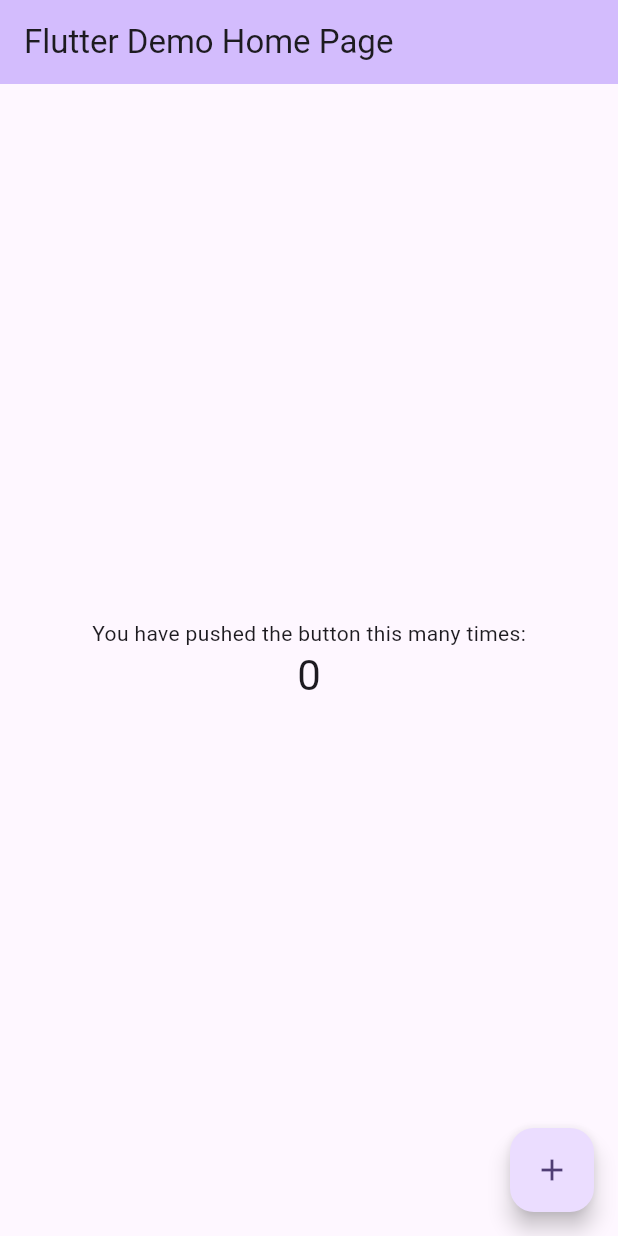
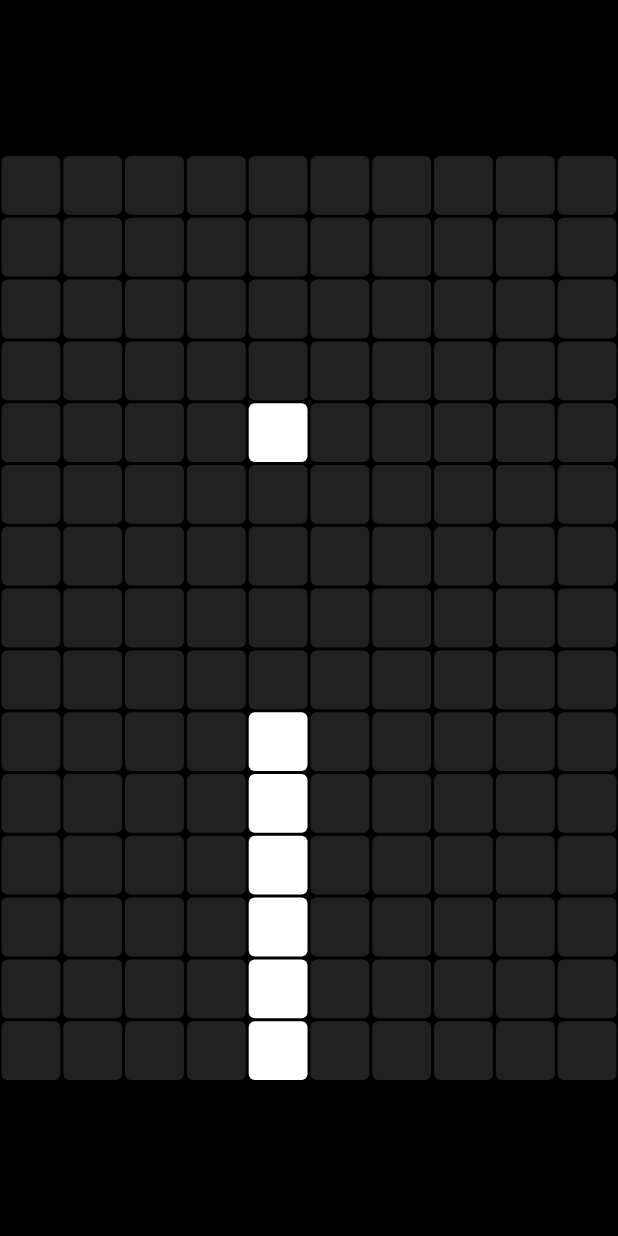
Before and after one commit to nmtsousa/blocks, a Flutter app: the screen it shows after launch, on a phone screen of 412 x 824 dp. Run offline on Flutter 3.47's test engine with Material 3 defaults, Android fonts, the phone set to English and light mode, and no system bars.

Commit message:
First iteration of UI, using a statefull widget for the game.

```diff
--- a/lib/game.dart
+++ b/lib/game.dart
@@ -4,6 +4,9 @@ enum GameState { running, gameOver }
 
 final class BoardState {
   final List<String> rows;
+
+  int get colCount => rows[0].length;
+  int get rowCount => rows.length;
 
   BoardState({required this.rows});
 }
--- /dev/null
+++ b/lib/game_ui.dart
@@ -0,0 +1,109 @@
+import 'dart:async';
+
+import 'package:blocks/game.dart';
+import 'package:blocks/piece.dart';
+import 'package:flutter/material.dart';
+
+class GameUI extends StatefulWidget {
+  const GameUI({super.key});
+
+  @override
+  State<GameUI> createState() => _GameUIState();
+}
+
+class _GameUIState extends State<GameUI> {
+  final Game _game = Game.empty(
+      _createPieceProvider(Piece([
+        PieceSprite(['P'])
+      ])),
+      10,
+      15);
+
+  @override
+  Widget build(BuildContext context) {
+    var boardState = _game.getBoardState();
+    var colCount = boardState.colCount;
+    var rowCount = boardState.rowCount;
+
+    List<Widget> rowList = [];
+    for (int row = 0; row < rowCount; row++) {
+      List<Widget> rowPixels = [];
+      for (int col = 0; col < colCount; col++) {
+        Color pixelColor = Colors.grey[900]!;
+
+        var pixelType = boardState.rows[row][col];
+        if (pixelType != ' ') {
+          pixelColor = Colors.white;
+        }
+
+        rowPixels.add(Flexible(
+          child: _Pixel(color: pixelColor),
+        ));
+      }
+      rowList.add(Flexible(
+        child: Row(children: rowPixels),
+      ));
+    }
+
+    return Scaffold(
+      backgroundColor: const Color.fromRGBO(0, 0, 0, 1),
+      body: Center(
+        child: AspectRatio(
+          aspectRatio: colCount / rowCount,
+          child: Column(
+            children: rowList,
+          ),
+        ),
+      ),
+    );
+  }
+
+  @override
+  void initState() {
+    super.initState();
+
+    startGame();
+  }
+
+  void startGame() {
+    Duration frameRate = const Duration(milliseconds: 100);
+    gameLoop(frameRate);
+  }
+
+  void gameLoop(Duration frameRate) {
+    Timer.periodic(
+      frameRate,
+      (timer) {
+        setState(() {
+          _game.tick();
+          if (_game.getState() == GameState.gameOver) {
+            timer.cancel();
+          }
+        });
+      },
+    );
+  }
+
+  static Iterable<Piece> _createPieceProvider(Piece piece) sync* {
+    while (true) {
+      yield piece;
+    }
+  }
+}
+
+class _Pixel extends StatelessWidget {
+  final Color color;
+
+  const _Pixel({required this.color});
+
+  @override
+  Widget build(BuildContext context) {
+    return Container(
+      decoration: BoxDecoration(
+        color: color,
+        borderRadius: BorderRadius.circular(4),
+      ),
+      margin: const EdgeInsets.all(1),
+    );
+  }
+}
--- a/lib/main.dart
+++ b/lib/main.dart
@@ -1,3 +1,4 @@
+import 'package:blocks/game_ui.dart';
 import 'package:flutter/material.dart';
 
 void main() {
@@ -7,119 +8,10 @@ void main() {
 class MyApp extends StatelessWidget {
   const MyApp({super.key});
 
-  // This widget is the root of your application.
   @override
   Widget build(BuildContext context) {
-    return MaterialApp(
-      title: 'Flutter Demo',
-      theme: ThemeData(
-        // This is the theme of your application.
-        //
-        // TRY THIS: Try running your application with "flutter run". You'll see
-        // the application has a purple toolbar. Then, without quitting the app,
-        // try changing the seedColor in the colorScheme below to Colors.green
-        // and then invoke "hot reload" (save your changes or press the "hot
-        // reload" button in a Flutter-supported IDE, or press "r" if you used
-        // the command line to start the app).
-        //
-        // Notice that the counter didn't reset back to zero; the application
-        // state is not lost during the reload. To reset the state, use hot
-        // restart instead.
-        //
-        // This works for code too, not just values: Most code changes can be
-        // tested with just a hot reload.
-        colorScheme: ColorScheme.fromSeed(seedColor: Colors.deepPurple),
-        useMaterial3: true,
-      ),
-      home: const MyHomePage(title: 'Flutter Demo Home Page'),
+    return const MaterialApp(
+      home: GameUI(),
     );
   }
 }
-
-class MyHomePage extends StatefulWidget {
-  const MyHomePage({super.key, required this.title});
-
-  // This widget is the home page of your application. It is stateful, meaning
-  // that it has a State object (defined below) that contains fields that affect
-  // how it looks.
-
-  // This class is the configuration for the state. It holds the values (in this
-  // case the title) provided by the parent (in this case the App widget) and
-  // used by the build method of the State. Fields in a Widget subclass are
-  // always marked "final".
-
-  final String title;
-
-  @override
-  State<MyHomePage> createState() => _MyHomePageState();
-}
-
-class _MyHomePageState extends State<MyHomePage> {
-  int _counter = 0;
-
-  void _incrementCounter() {
-    setState(() {
-      // This call to setState tells the Flutter framework that something has
-      // changed in this State, which causes it to rerun the build method below
-      // so that the display can reflect the updated values. If we changed
-      // _counter without calling setState(), then the build method would not be
-      // called again, and so nothing would appear to happen.
-      _counter++;
-    });
-  }
-
-  @override
-  Widget build(BuildContext context) {
-    // This method is rerun every time setState is called, for instance as done
-    // by the _incrementCounter method above.
-    //
-    // The Flutter framework has been optimized to make rerunning build methods
-    // fast, so that you can just rebuild anything that needs updating rather
-    // than having to individually change instances of widgets.
-    return Scaffold(
-      appBar: AppBar(
-        // TRY THIS: Try changing the color here to a specific color (to
-        // Colors.amber, perhaps?) and trigger a hot reload to see the AppBar
-        // change color while the other colors stay the same.
-        backgroundColor: Theme.of(context).colorScheme.inversePrimary,
-        // Here we take the value from the MyHomePage object that was created by
-        // the App.build method, and use it to set our appbar title.
-        title: Text(widget.title),
-      ),
-      body: Center(
-        // Center is a layout widget. It takes a single child and positions it
-        // in the middle of the parent.
-        child: Column(
-          // Column is also a layout widget. It takes a list of children and
-          // arranges them vertically. By default, it sizes itself to fit its
-          // children horizontally, and tries to be as tall as its parent.
-          //
-          // Column has various properties to control how it sizes itself and
-          // how it positions its children. Here we use mainAxisAlignment to
-          // center the children vertically; the main axis here is the vertical
-          // axis because Columns are vertical (the cross axis would be
-          // horizontal).
-          //
-          // TRY THIS: Invoke "debug painting" (choose the "Toggle Debug Paint"
-          // action in the IDE, or press "p" in the console), to see the
-          // wireframe for each widget.
-          mainAxisAlignment: MainAxisAlignment.center,
-          children: <Widget>[
-            const Text(
-              'You have pushed the button this many times:',
-            ),
-            Text(
-              '$_counter',
-              style: Theme.of(context).textTheme.headlineMedium,
-            ),
-          ],
-        ),
-      ),
-      floatingActionButton: FloatingActionButton(
-        onPressed: _incrementCounter,
-        tooltip: 'Increment',
-        child: const Icon(Icons.add),
-      ), // This trailing comma makes auto-formatting nicer for build methods.
-    );
-  }
-}
```
Also changed, not shown: 1 other file.
